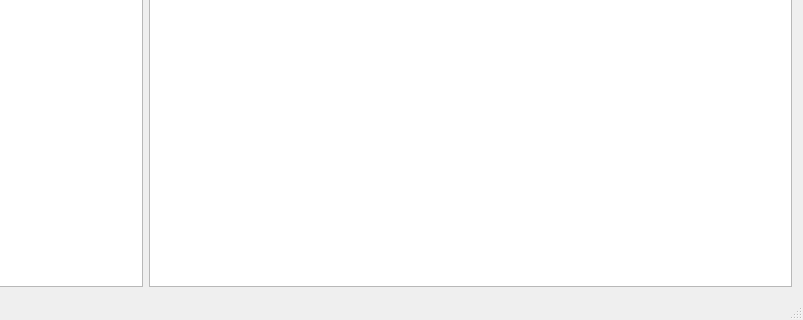
This is qtftp.ui in hsudas/QtFtp as Qt 5 draws it before an edit; both pictures show x 124 to 927 and y 267 to 587 of the 927 by 587 pixel window. The edited form follows.
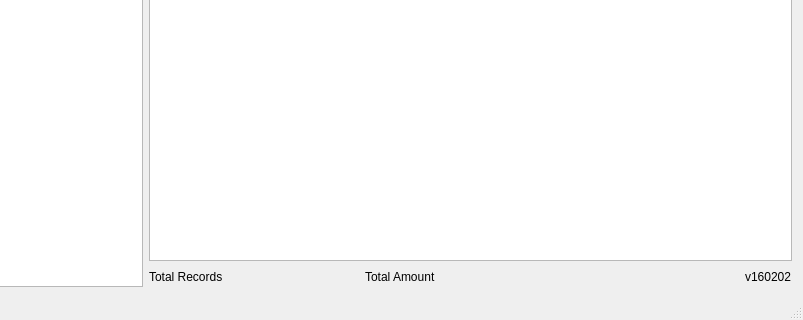
This is the edited form. Icons and pictures are not drawn.

Commit message: griddeki listenin toplam kayit sayisi ve tutarini yazdiran metod yazildi

```diff
--- a/qtftp.ui
+++ b/qtftp.ui
@@ -14,8 +14,8 @@
    <string>QtFtp</string>
   </property>
   <widget class="QWidget" name="centralWidget">
-   <layout class="QGridLayout" name="gridLayout_4">
-    <item row="0" column="0" rowspan="2">
+   <layout class="QGridLayout" name="gridLayout_6">
+    <item row="0" column="0" rowspan="3">
      <widget class="QTreeView" name="treeView">
       <property name="sizePolicy">
        <sizepolicy hsizetype="Fixed" vsizetype="Expanding">
@@ -326,6 +326,76 @@
       </property>
      </widget>
     </item>
+    <item row="2" column="1">
+     <layout class="QGridLayout" name="gridLayout_4">
+      <item row="0" column="3">
+       <widget class="QLabel" name="txtToplamTutar">
+        <property name="minimumSize">
+         <size>
+          <width>120</width>
+          <height>0</height>
+         </size>
+        </property>
+        <property name="text">
+         <string/>
+        </property>
+       </widget>
+      </item>
+      <item row="0" column="2">
+       <widget class="QLabel" name="label_6">
+        <property name="text">
+         <string>Total Amount   </string>
+        </property>
+       </widget>
+      </item>
+      <item row="0" column="0">
+       <widget class="QLabel" name="label_7">
+        <property name="text">
+         <string>Total Records   </string>
+        </property>
+       </widget>
+      </item>
+      <item row="0" column="1">
+       <widget class="QLabel" name="txtToplamKayit">
+        <property name="minimumSize">
+         <size>
+          <width>120</width>
+          <height>0</height>
+         </size>
+        </property>
+        <property name="text">
+         <string/>
+        </property>
+       </widget>
+      </item>
+      <item row="0" column="5">
+       <widget class="QLabel" name="label_8">
+        <property name="sizePolicy">
+         <sizepolicy hsizetype="Maximum" vsizetype="Preferred">
+          <horstretch>0</horstretch>
+          <verstretch>0</verstretch>
+         </sizepolicy>
+        </property>
+        <property name="text">
+         <string>v160202</string>
+        </property>
+       </widget>
+      </item>
+      <item row="0" column="4">
+       <spacer name="horizontalSpacer">
+        <property name="orientation">
+         <enum>Qt::Horizontal</enum>
+        </property>
+        <property name="sizeHint" stdset="0">
+         <size>
+          <width>40</width>
+          <height>20</height>
+         </size>
+        </property>
+       </spacer>
+      </item>
+     </layout>
+    </item>
    </layout>
   </widget>
   <widget class="QStatusBar" name="statusBar"/>
```
The commit also changes 4 other files.
